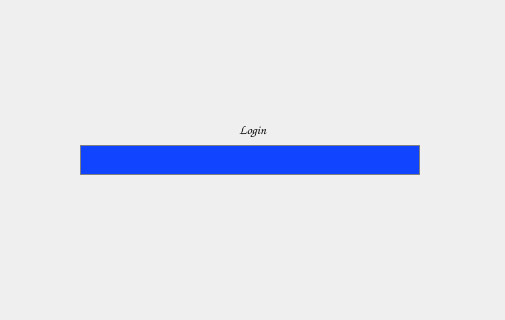
The window that Launcher.ui (CalmBit/ToonboxLauncher) describes before a commit, drawn with Qt 5; both pictures show x 375 to 880 and y 100 to 420 of the 1200 by 600 pixel window.
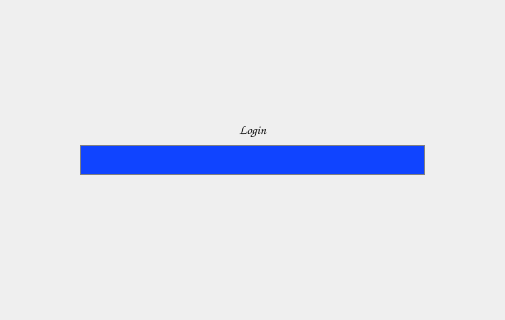
The same window after the commit. Icons and pictures are not drawn.

Commit message: Status text is now properly centered

```diff
--- a/Launcher.ui
+++ b/Launcher.ui
@@ -433,10 +433,22 @@
      <rect>
       <x>455</x>
       <y>245</y>
-      <width>340</width>
+      <width>345</width>
       <height>30</height>
      </rect>
     </property>
+    <property name="minimumSize">
+     <size>
+      <width>345</width>
+      <height>30</height>
+     </size>
+    </property>
+    <property name="maximumSize">
+     <size>
+      <width>345</width>
+      <height>30</height>
+     </size>
+    </property>
     <property name="font">
      <font>
       <family>Comic Sans MS</family>
```
